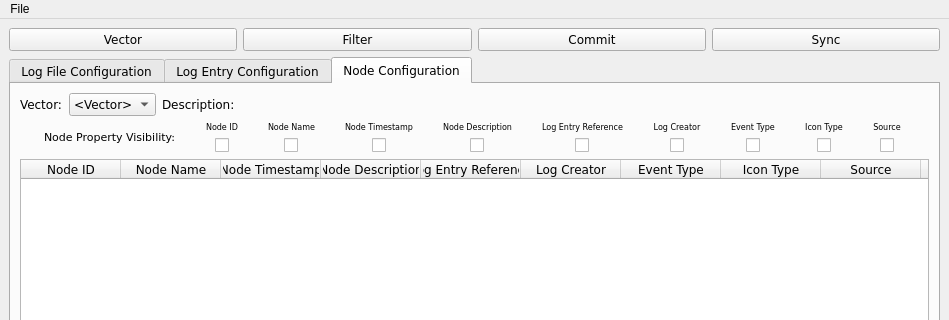
Above: ui/main_window.ui from CS4311-spring-2020/pick-tool-team14-keikaku before the change; both pictures show x 0 to 949 and y 0 to 320 of the 949 by 669 pixel window. Below: the same form after it.
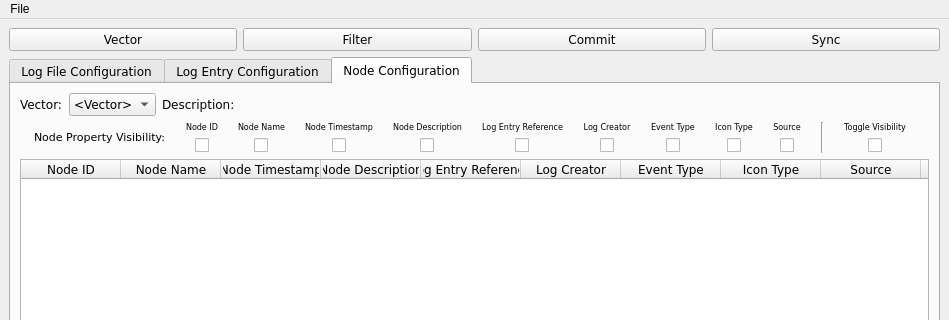
That is the form after the change. The open tabs and pages were chosen to show the change. Icons and pictures are not drawn.

Commit message: Added node visibility toggle. Added force ingestion column selection. Made node property visibility flags vector dependant. Added caching persistence to the settings and event information. Updated documentation. Pulled entry point out of main_ui.py Created a file_util.py

Diff of the .ui file:
```diff
--- a/ui/main_window.ui
+++ b/ui/main_window.ui
@@ -535,7 +535,7 @@
          </layout>
         </item>
         <item>
-         <layout class="QHBoxLayout" name="nodeVisibilityHL" stretch="0,1,1,1,1,1,1,1,1,1">
+         <layout class="QHBoxLayout" name="nodeVisibilityHL" stretch="0,1,1,1,1,1,1,1,1,1,0,0">
           <item>
            <widget class="QLabel" name="nodePropVisibilityLabel">
             <property name="sizePolicy">
@@ -882,6 +882,46 @@
             </item>
            </layout>
           </item>
+          <item>
+           <widget class="Line" name="line">
+            <property name="orientation">
+             <enum>Qt::Vertical</enum>
+            </property>
+           </widget>
+          </item>
+          <item>
+           <layout class="QVBoxLayout" name="toggleVisVL">
+            <item>
+             <widget class="QLabel" name="toggleVisLabel">
+              <property name="font">
+               <font>
+                <pointsize>6</pointsize>
+               </font>
+              </property>
+              <property name="text">
+               <string>Toggle Visibility</string>
+              </property>
+              <property name="alignment">
+               <set>Qt::AlignCenter</set>
+              </property>
+             </widget>
+            </item>
+            <item>
+             <layout class="QHBoxLayout" name="toggleVisHL">
+              <item>
+               <widget class="QCheckBox" name="toggleVisCheckBox">
+                <property name="sizePolicy">
+                 <sizepolicy hsizetype="Fixed" vsizetype="Fixed">
+                  <horstretch>0</horstretch>
+                  <verstretch>0</verstretch>
+                 </sizepolicy>
+                </property>
+               </widget>
+              </item>
+             </layout>
+            </item>
+           </layout>
+          </item>
          </layout>
         </item>
         <item>
```
Left out of the diff: 13 changed lines with no effect on the pictures. The commit also changes 24 other files.
